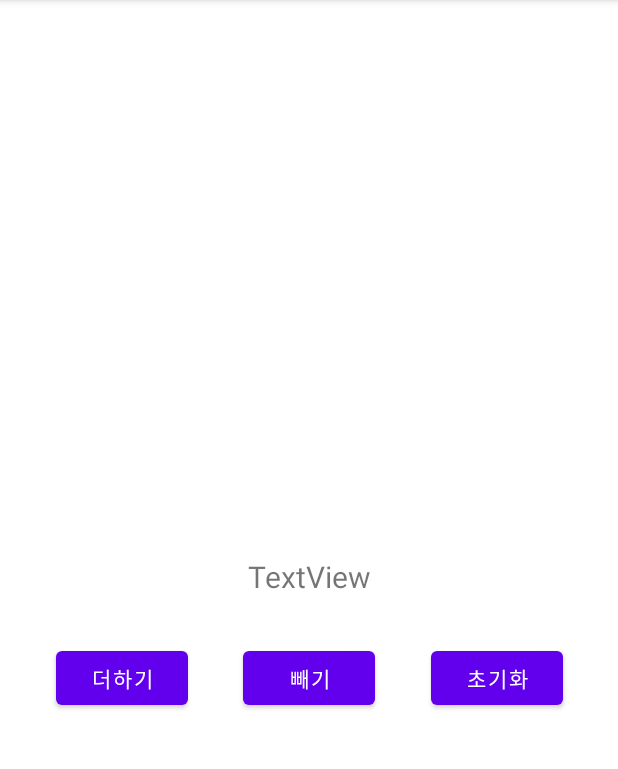
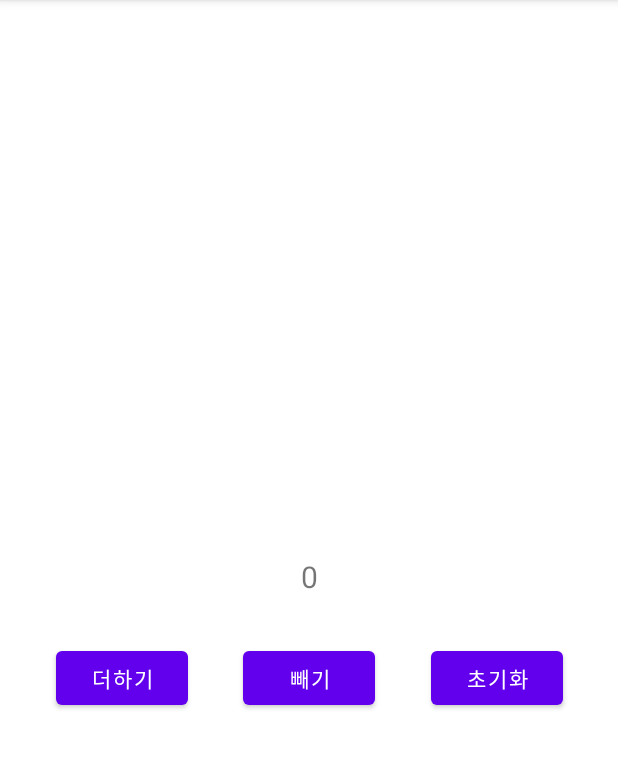
Before and after one commit to ashwon12/MVVM, an Android app: the screen it shows after launch (MainActivity), on a phone screen of 412 x 824 dp, the part 84-853 px from its top. Run offline under Robolectric (Android 15) with nearby library versions, the phone set to English and light mode, and no system bars.

```diff
--- a/app/src/main/java/com/example/myapplication/MainActivity.kt
+++ b/app/src/main/java/com/example/myapplication/MainActivity.kt
@@ -2,14 +2,20 @@ package com.example.myapplication
 
 import androidx.appcompat.app.AppCompatActivity
 import android.os.Bundle
+import android.util.Log
 import android.view.View
 import android.widget.Button
 import android.widget.TextView
 import android.widget.Toast
 import androidx.activity.viewModels
+import androidx.lifecycle.Observer
 import androidx.lifecycle.ViewModelProvider
 
 class MainActivity : AppCompatActivity(), View.OnClickListener  {
+
+    companion object{
+        const val TAG : String = "로그"
+    }
 
     private lateinit var mainViewModel : MainViewModel
     private val btnPlus : Button by lazy { findViewById<Button>(R.id.btn_plus)}
@@ -24,7 +30,11 @@ class MainActivity : AppCompatActivity(), View.OnClickListener  {
         //ViewModel 객체 생성
         mainViewModel = ViewModelProvider(this, ViewModelProvider.NewInstanceFactory()).get(MainViewModel::class.java)
 
-
+        //LiveData(number)에 ViewModel 연결
+        mainViewModel.number.observe(this, Observer {
+            Log.d(TAG, "viewModel의 number 관찰중... : $it")
+            tvNumber.text = it.toString()
+        })
 
     }
 
```
